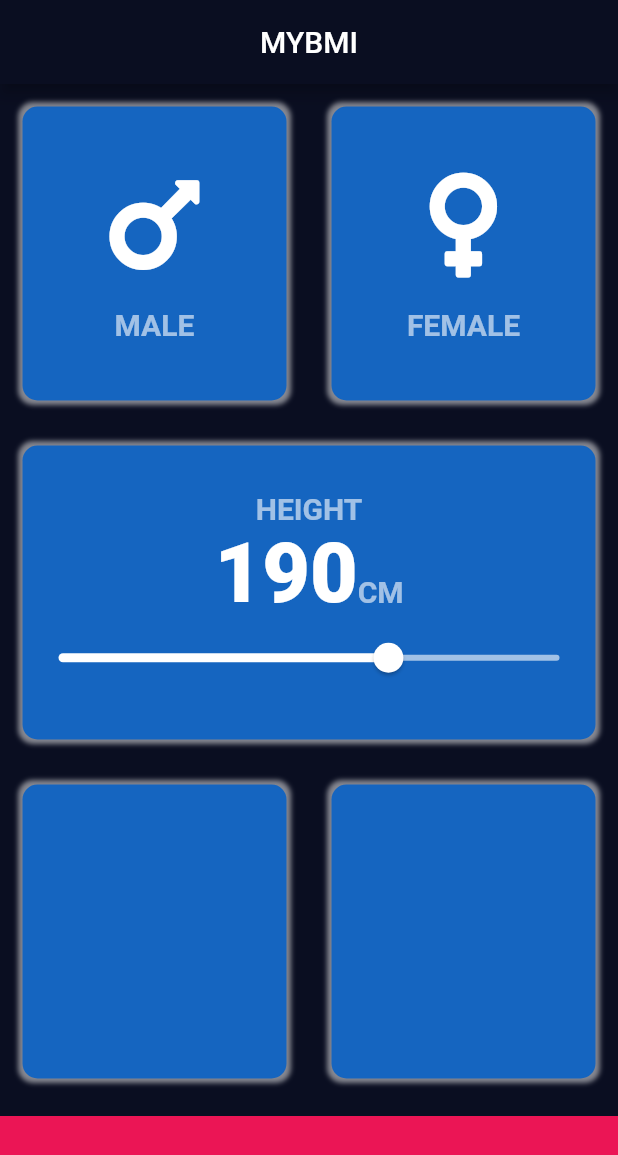
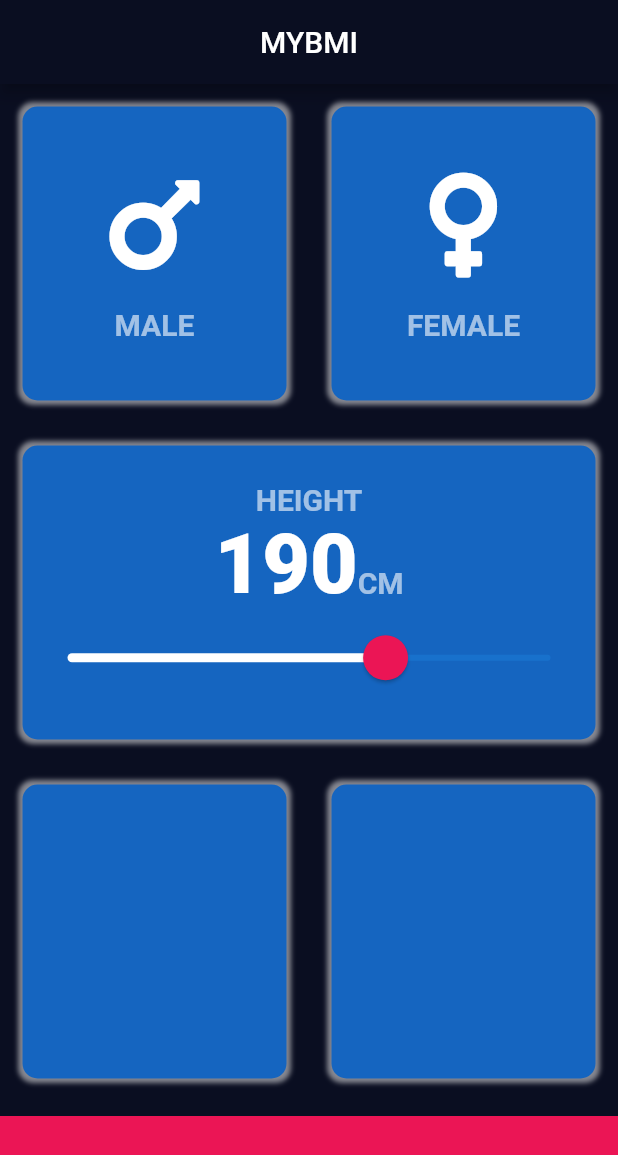
Before and after one commit to RedeemerNtumy/bmiCalculatorApp, a Flutter app: the screen it shows after launch, on a phone screen of 412 x 824 dp. Shown: the top 1155 px of the screen. Run offline on Flutter 3.47's test engine with Material 2 defaults, Android fonts, the phone set to English and light mode, and no system bars; our stand-ins replace font_awesome_flutter.

Commit message:
Added more colors

```diff
--- a/lib/input_page.dart
+++ b/lib/input_page.dart
@@ -89,7 +89,16 @@ class _InputPageState extends State<InputPage> {
                       ),
                     ],
                   ),
-                  Slider(
+                  SliderTheme(
+                    data: SliderTheme.of(context).copyWith(
+                      thumbShape: RoundSliderThumbShape(enabledThumbRadius: 15),
+                      overlayShape: RoundSliderOverlayShape(overlayRadius: 30),
+                      thumbColor: kbottomContainerColor,
+                      activeTrackColor: Colors.white,
+                      inactiveTickMarkColor: Colors.white60,
+                      overlayColor: Color(0x29eB1555),
+                    ),
+                    child: Slider(
                       value: height.toDouble(),
                       min: 55,
                       max: 260,
@@ -98,8 +107,7 @@ class _InputPageState extends State<InputPage> {
                           height = newValue.toInt();
                         });
                       },
-                    activeColor: Colors.white,
-                    inactiveColor: Colors.white60,
+                    ),
                   )
                 ],
               ),
```
Lines whose indentation alone changed are shown as unchanged.
